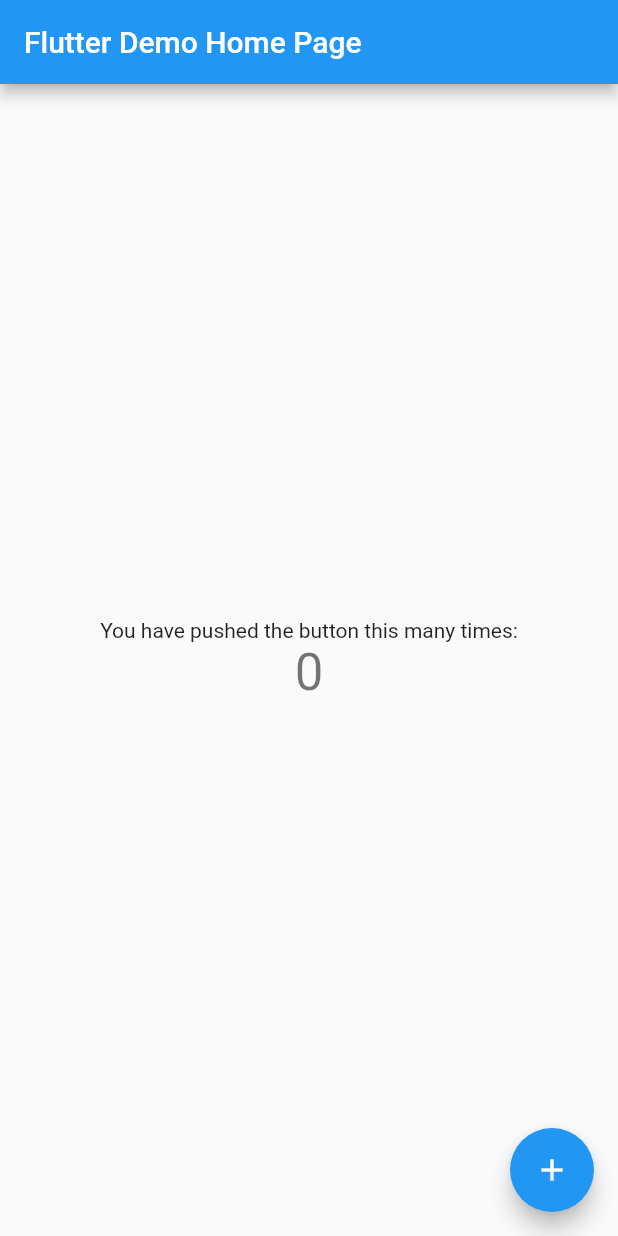
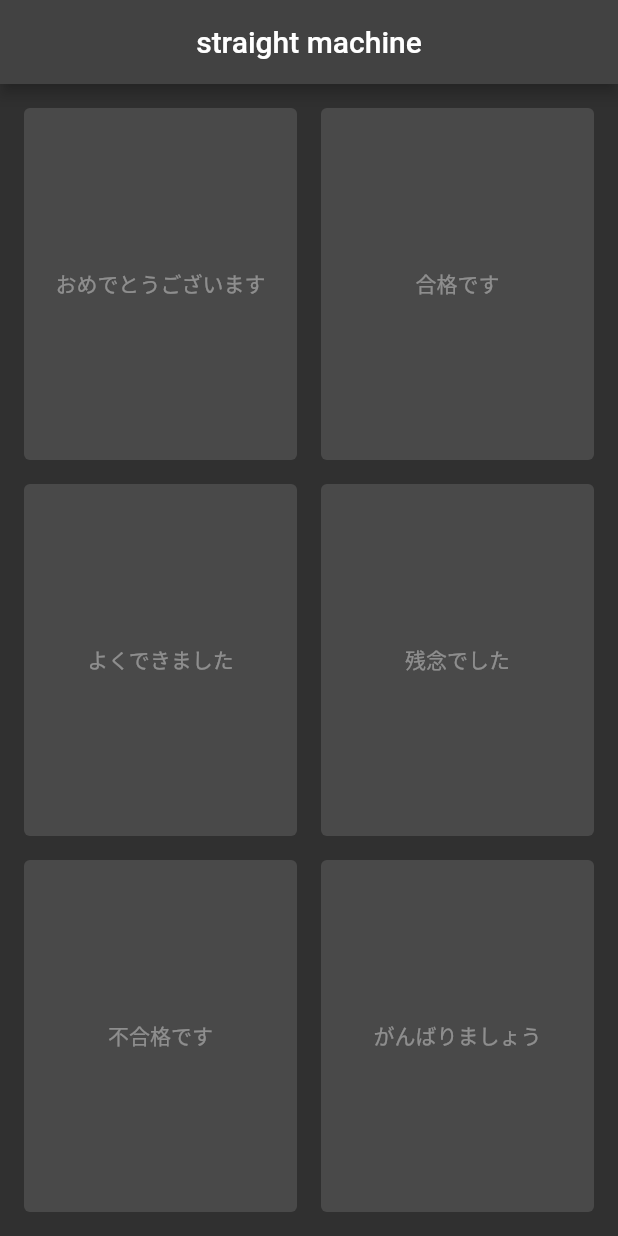
Before and after one commit to kuuleon/straight_machine, a Flutter app: the screen it shows after launch, on a phone screen of 412 x 824 dp. Run offline on Flutter 3.47's test engine with Material 2 defaults, Android fonts, the phone set to English and light mode, and no system bars.

```diff
--- a/lib/main.dart
+++ b/lib/main.dart
@@ -1,115 +1,17 @@
 import 'package:flutter/material.dart';
+import 'package:straight_machine/screens/home_screen.dart';
 
-void main() {
-  runApp(const MyApp());
-}
+void main() => runApp(MyApp());
 
 class MyApp extends StatelessWidget {
   const MyApp({super.key});
 
-  // This widget is the root of your application.
   @override
   Widget build(BuildContext context) {
     return MaterialApp(
-      title: 'Flutter Demo',
-      theme: ThemeData(
-        // This is the theme of your application.
-        //
-        // Try running your application with "flutter run". You'll see the
-        // application has a blue toolbar. Then, without quitting the app, try
-        // changing the primarySwatch below to Colors.green and then invoke
-        // "hot reload" (press "r" in the console where you ran "flutter run",
-        // or simply save your changes to "hot reload" in a Flutter IDE).
-        // Notice that the counter didn't reset back to zero; the application
-        // is not restarted.
-        primarySwatch: Colors.blue,
-      ),
-      home: const MyHomePage(title: 'Flutter Demo Home Page'),
+      title: "ツッコミマシーン",
+      theme: ThemeData.dark(),
+      home: HomeScreen(),
     );
   }
 }
-
-class MyHomePage extends StatefulWidget {
-  const MyHomePage({super.key, required this.title});
-
-  // This widget is the home page of your application. It is stateful, meaning
-  // that it has a State object (defined below) that contains fields that affect
-  // how it looks.
-
-  // This class is the configuration for the state. It holds the values (in this
-  // case the title) provided by the parent (in this case the App widget) and
-  // used by the build method of the State. Fields in a Widget subclass are
-  // always marked "final".
-
-  final String title;
-
-  @override
-  State<MyHomePage> createState() => _MyHomePageState();
-}
-
-class _MyHomePageState extends State<MyHomePage> {
-  int _counter = 0;
-
-  void _incrementCounter() {
-    setState(() {
-      // This call to setState tells the Flutter framework that something has
-      // changed in this State, which causes it to rerun the build method below
-      // so that the display can reflect the updated values. If we changed
-      // _counter without calling setState(), then the build method would not be
-      // called again, and so nothing would appear to happen.
-      _counter++;
-    });
-  }
-
-  @override
-  Widget build(BuildContext context) {
-    // This method is rerun every time setState is called, for instance as done
-    // by the _incrementCounter method above.
-    //
-    // The Flutter framework has been optimized to make rerunning build methods
-    // fast, so that you can just rebuild anything that needs updating rather
-    // than having to individually change instances of widgets.
-    return Scaffold(
-      appBar: AppBar(
-        // Here we take the value from the MyHomePage object that was created by
-        // the App.build method, and use it to set our appbar title.
-        title: Text(widget.title),
-      ),
-      body: Center(
-        // Center is a layout widget. It takes a single child and positions it
-        // in the middle of the parent.
-        child: Column(
-          // Column is also a layout widget. It takes a list of children and
-          // arranges them vertically. By default, it sizes itself to fit its
-          // children horizontally, and tries to be as tall as its parent.
-          //
-          // Invoke "debug painting" (press "p" in the console, choose the
-          // "Toggle Debug Paint" action from the Flutter Inspector in Android
-          // Studio, or the "Toggle Debug Paint" command in Visual Studio Code)
-          // to see the wireframe for each widget.
-          //
-          // Column has various properties to control how it sizes itself and
-          // how it positions its children. Here we use mainAxisAlignment to
-          // center the children vertically; the main axis here is the vertical
-          // axis because Columns are vertical (the cross axis would be
-          // horizontal).
-          mainAxisAlignment: MainAxisAlignment.center,
-          children: <Widget>[
-            const Text(
-              'You have pushed the button this many times:',
-            ),
-            Text(
-              '$_counter',
-              style: Theme.of(context).textTheme.headline4,
-            ),
-          ],
-        ),
-      ),
-      floatingActionButton: FloatingActionButton(
-        onPressed: _incrementCounter,
-        tooltip: 'Increment',
-        child: const Icon(Icons.add),
-      ), // This trailing comma makes auto-formatting nicer for build methods.
-    );
-  }
-}
--- /dev/null
+++ b/lib/screens/home_screen.dart
@@ -0,0 +1,77 @@
+import 'package:flutter/material.dart';
+
+class HomeScreen extends StatefulWidget {
+  @override
+  State<HomeScreen> createState() => _HomeScreenState();
+}
+
+class _HomeScreenState extends State<HomeScreen> {
+  // String _text01 = "おめでとうございます";
+  // String _text02 = "合格です";
+  // String _text03 = "よくできました";
+  // String _text04 = "残念でした";
+  // String _text05 = "不合格です";
+  // String _text06 = "がんばりましょう";
+
+  List<String> _texts = [
+    "おめでとうございます",
+    "合格です",
+    "よくできました",
+    "残念でした",
+    "不合格です",
+    "がんばりましょう"
+  ];
+
+  @override
+  Widget build(BuildContext context) {
+    return Scaffold(
+      appBar: AppBar(
+        title: Text("straight machine"),
+        centerTitle: true,
+      ),
+      body: Container(
+        padding: EdgeInsets.all(8.0),
+        child: Column(
+          children: [
+            Expanded(
+              flex: 1,
+              child: Row(
+                crossAxisAlignment: CrossAxisAlignment.stretch,
+                children: [
+                  Expanded(flex: 1, child: _soundButton(_texts[0])),
+                  Expanded(flex: 1, child: _soundButton(_texts[1]))
+                ],
+              ),
+            ),
+            Expanded(
+              flex: 1,
+              child: Row(
+                crossAxisAlignment: CrossAxisAlignment.stretch,
+                children: [
+                  Expanded(flex: 1, child: _soundButton(_texts[2])),
+                  Expanded(flex: 1, child: _soundButton(_texts[3]))
+                ],
+              ),
+            ),
+            Expanded(
+              flex: 1,
+              child: Row(
+                crossAxisAlignment: CrossAxisAlignment.stretch,
+                children: [
+                  Expanded(flex: 1, child: _soundButton(_texts[4])),
+                  Expanded(flex: 1, child: _soundButton(_texts[5]))
+                ],
+              ),
+            )
+          ],
+        ),
+      ),
+    );
+  }
+
+  Widget _soundButton(String displayText) {
+    return Container(
+        padding: EdgeInsets.all(8.0),
+        child: ElevatedButton(onPressed: null, child: Text(displayText)));
+  }
+}
```
Also changed, not shown: pubspec.yaml (+4 -3 lines), pubspec.lock, 13 other files.
